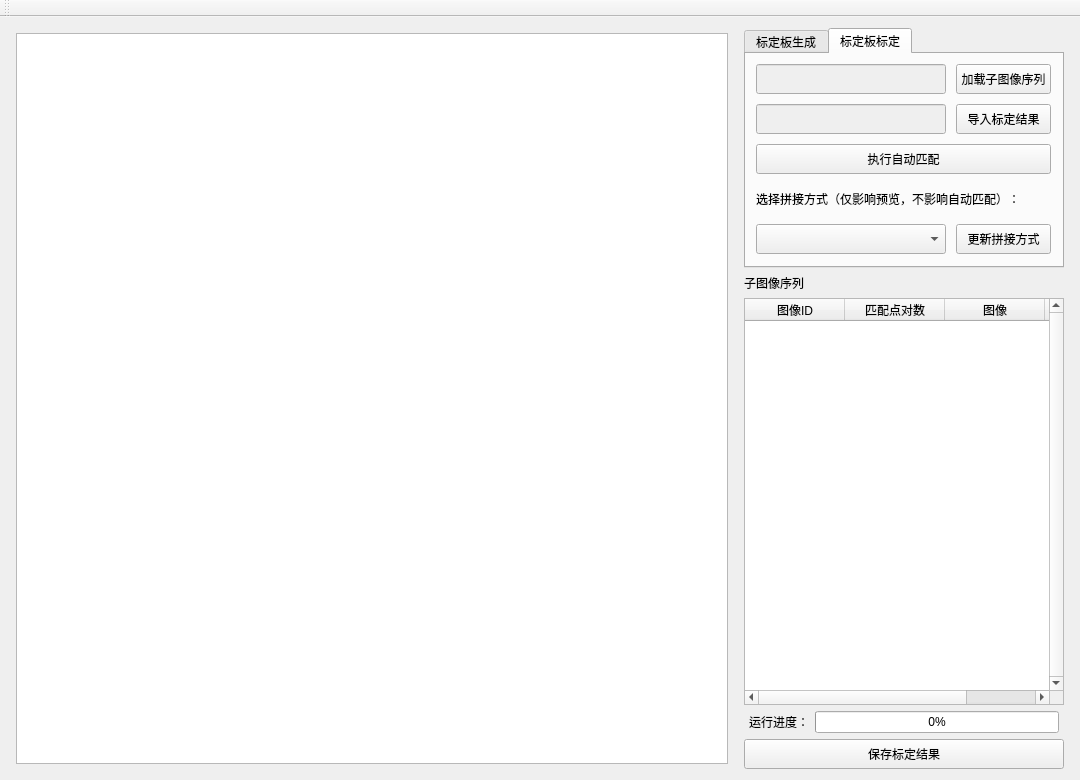
First picture: the form in QtUI/CalibBoardStitcher.ui, repository h13-0/CalibBoardStitcherUI, before the edit.
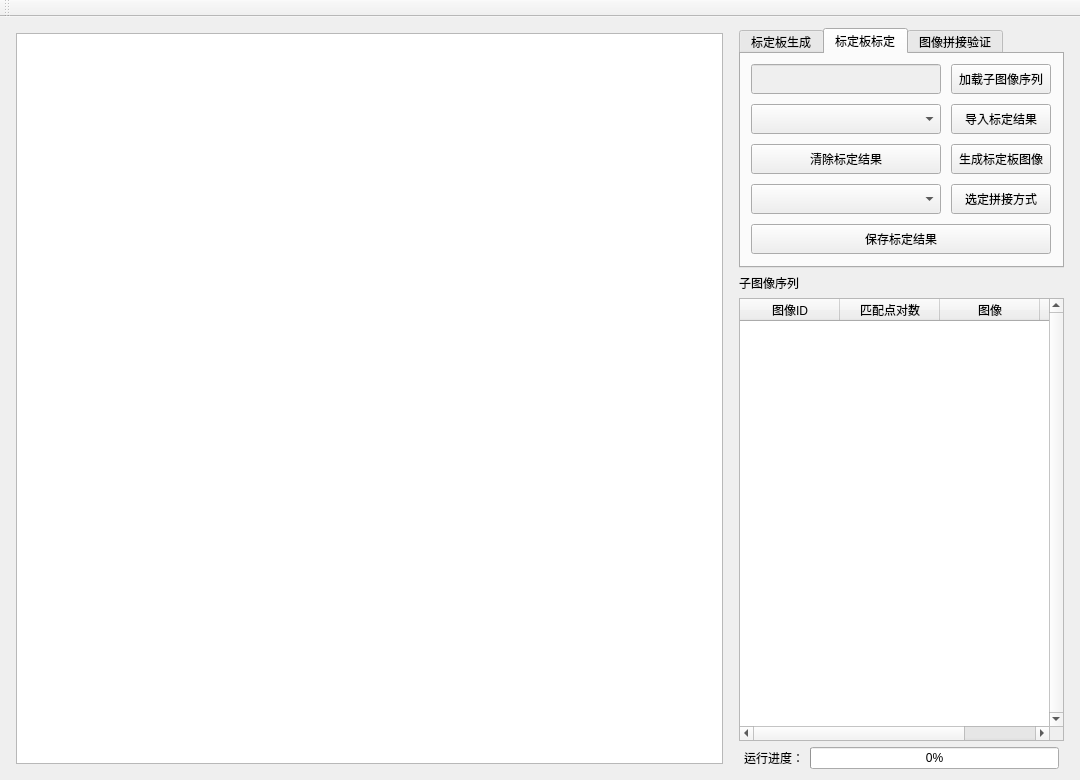
Second picture: the form after the edit. The open tabs and pages were chosen to show the change.

Commit message: 增加拼图验证功能

Diff of the .ui file:
```diff
--- a/QtUI/CalibBoardStitcher.ui
+++ b/QtUI/CalibBoardStitcher.ui
@@ -70,7 +70,7 @@
        <widget class="QTabWidget" name="funcTabView">
         <property name="minimumSize">
          <size>
-          <width>320</width>
+          <width>325</width>
           <height>0</height>
          </size>
         </property>
@@ -253,7 +253,7 @@
            <rect>
             <x>210</x>
             <y>10</y>
-            <width>95</width>
+            <width>100</width>
             <height>30</height>
            </rect>
           </property>
@@ -279,74 +279,183 @@
            <rect>
             <x>10</x>
             <y>90</y>
-            <width>295</width>
+            <width>190</width>
             <height>30</height>
            </rect>
           </property>
           <property name="text">
-           <string>执行自动匹配</string>
+           <string>清除标定结果</string>
           </property>
          </widget>
          <widget class="QComboBox" name="stitchMethodComboBox">
           <property name="geometry">
            <rect>
             <x>10</x>
-            <y>170</y>
+            <y>130</y>
             <width>190</width>
             <height>30</height>
            </rect>
           </property>
          </widget>
+         <widget class="QPushButton" name="calibImportCalibResultButton">
+          <property name="geometry">
+           <rect>
+            <x>210</x>
+            <y>50</y>
+            <width>100</width>
+            <height>30</height>
+           </rect>
+          </property>
+          <property name="text">
+           <string>导入标定结果</string>
+          </property>
+         </widget>
          <widget class="QPushButton" name="importCalibResultButton">
           <property name="geometry">
            <rect>
             <x>210</x>
-            <y>50</y>
-            <width>95</width>
-            <height>30</height>
-           </rect>
-          </property>
-          <property name="text">
-           <string>导入标定结果</string>
-          </property>
-         </widget>
-         <widget class="QLineEdit" name="lineEdit_3">
-          <property name="enabled">
-           <bool>false</bool>
-          </property>
-          <property name="geometry">
-           <rect>
-            <x>10</x>
-            <y>50</y>
-            <width>190</width>
-            <height>30</height>
-           </rect>
-          </property>
-         </widget>
-         <widget class="QLabel" name="label_7">
-          <property name="geometry">
-           <rect>
-            <x>10</x>
             <y>130</y>
-            <width>295</width>
+            <width>100</width>
             <height>30</height>
            </rect>
           </property>
           <property name="text">
-           <string>选择拼接方式（仅影响预览，不影响自动匹配）：</string>
+           <string>选定拼接方式</string>
           </property>
          </widget>
-         <widget class="QPushButton" name="importCalibResultButton_2">
+         <widget class="QComboBox" name="calibDataSourceComboBox">
+          <property name="geometry">
+           <rect>
+            <x>10</x>
+            <y>50</y>
+            <width>190</width>
+            <height>30</height>
+           </rect>
+          </property>
+         </widget>
+         <widget class="QPushButton" name="calibGenCalibBoardButton">
           <property name="geometry">
            <rect>
             <x>210</x>
+            <y>90</y>
+            <width>100</width>
+            <height>30</height>
+           </rect>
+          </property>
+          <property name="text">
+           <string>生成标定板图像</string>
+          </property>
+         </widget>
+         <widget class="QPushButton" name="calibSaveCalibResultButton">
+          <property name="geometry">
+           <rect>
+            <x>10</x>
             <y>170</y>
-            <width>95</width>
+            <width>300</width>
             <height>30</height>
            </rect>
           </property>
+          <property name="minimumSize">
+           <size>
+            <width>0</width>
+            <height>30</height>
+           </size>
+          </property>
           <property name="text">
-           <string>更新拼接方式</string>
+           <string>保存标定结果</string>
+          </property>
+         </widget>
+        </widget>
+        <widget class="QWidget" name="stitchTab">
+         <attribute name="title">
+          <string>图像拼接验证</string>
+         </attribute>
+         <widget class="QPushButton" name="stitchGenStitchedImageButton">
+          <property name="geometry">
+           <rect>
+            <x>10</x>
+            <y>130</y>
+            <width>300</width>
+            <height>30</height>
+           </rect>
+          </property>
+          <property name="text">
+           <string>生成并保存拼接图像</string>
+          </property>
+         </widget>
+         <widget class="QPushButton" name="stitchLoadSubImageSequenceButton">
+          <property name="geometry">
+           <rect>
+            <x>210</x>
+            <y>10</y>
+            <width>100</width>
+            <height>30</height>
+           </rect>
+          </property>
+          <property name="text">
+           <string>加载子图像序列</string>
+          </property>
+         </widget>
+         <widget class="QLineEdit" name="stitchSubImageFolderPath">
+          <property name="enabled">
+           <bool>false</bool>
+          </property>
+          <property name="geometry">
+           <rect>
+            <x>10</x>
+            <y>10</y>
+            <width>190</width>
+            <height>30</height>
+           </rect>
+          </property>
+         </widget>
+         <widget class="QPushButton" name="stitchImportCalibResultButton_2">
+          <property name="geometry">
+           <rect>
+            <x>210</x>
+            <y>90</y>
+            <width>100</width>
+            <height>30</height>
+           </rect>
+          </property>
+          <property name="text">
+           <string>选定拼接方式</string>
+          </property>
+         </widget>
+         <widget class="QPushButton" name="stitchImportCalibResultButton">
+          <property name="geometry">
+           <rect>
+            <x>210</x>
+            <y>50</y>
+            <width>100</width>
+            <height>30</height>
+           </rect>
+          </property>
+          <property name="text">
+           <string>导入标定结果</string>
+          </property>
+         </widget>
+         <widget class="QComboBox" name="stitchMethodComboBox_2">
+          <property name="geometry">
+           <rect>
+            <x>10</x>
+            <y>90</y>
+            <width>190</width>
+            <height>30</height>
+           </rect>
+          </property>
+         </widget>
+         <widget class="QLineEdit" name="stitchCalibResultPath">
+          <property name="enabled">
+           <bool>false</bool>
+          </property>
+          <property name="geometry">
+           <rect>
+            <x>10</x>
+            <y>50</y>
+            <width>190</width>
+            <height>30</height>
+           </rect>
           </property>
          </widget>
         </widget>
@@ -419,19 +528,6 @@
         </item>
        </layout>
       </item>
-      <item>
-       <widget class="QPushButton" name="saveCalibResultButton">
-        <property name="minimumSize">
-         <size>
-          <width>0</width>
-          <height>30</height>
-         </size>
-        </property>
-        <property name="text">
-         <string>保存标定结果</string>
-        </property>
-       </widget>
-      </item>
      </layout>
     </item>
    </layout>
```
Left out of the diff: 36 changed lines with no effect on the pictures. The commit also changes 5 other files.
